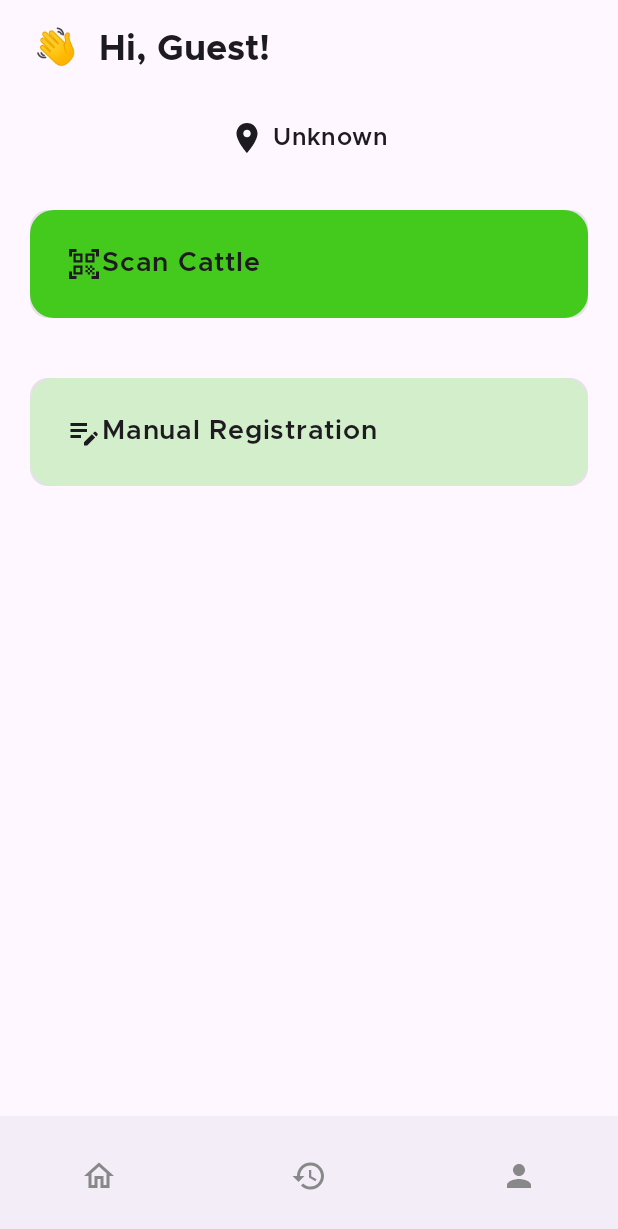
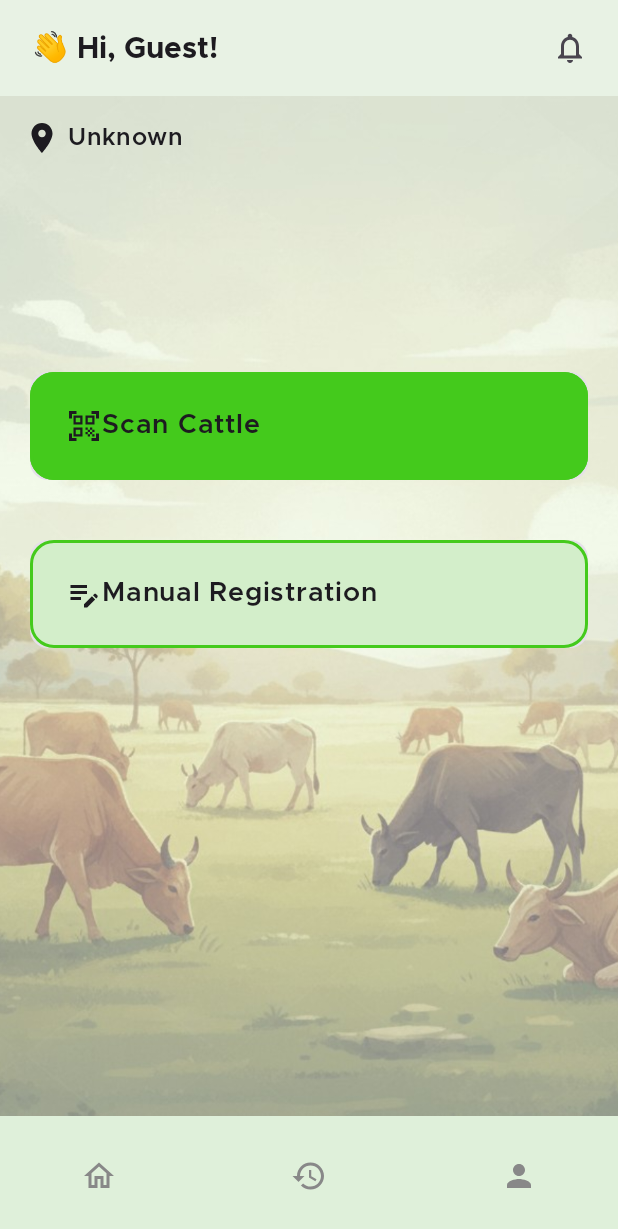
Before and after one commit to Areeb455/CattleApp, an Android app built with Jetpack Compose: the composable HomeScreen shown on its own in the app's theme, on a phone screen of 412 x 824 dp. Shown: the top 1229 px of the screen. Run offline under Robolectric (Android 15) with nearby library versions, the phone set to English and light mode, and no system bars; our stand-ins replace Dagger/Hilt's generated code.

Commit message:
fix: Major changes

```diff
--- a/app/src/main/java/com/cattlelabs/cattleapp/ui/components/ActionCard.kt
+++ b/app/src/main/java/com/cattlelabs/cattleapp/ui/components/ActionCard.kt
@@ -1,11 +1,15 @@
 package com.cattlelabs.cattleapp.ui.components
 
+import androidx.compose.foundation.BorderStroke
 import androidx.compose.foundation.background
+import androidx.compose.foundation.border
 import androidx.compose.foundation.layout.Row
 import androidx.compose.foundation.layout.fillMaxSize
 import androidx.compose.foundation.layout.padding
 import androidx.compose.foundation.shape.RoundedCornerShape
 import androidx.compose.material3.Card
+import androidx.compose.material3.CardDefaults
+import androidx.compose.material3.CardElevation
 import androidx.compose.material3.Icon
 import androidx.compose.material3.Text
 import androidx.compose.runtime.Composable
@@ -28,7 +32,9 @@ fun ActionCard(
 ) {
     Card(
         onClick = onCardClick,
-        modifier = modifier.padding(vertical = 4.dp, horizontal = 4.dp)
+        modifier = modifier
+            .padding(vertical = 4.dp, horizontal = 4.dp)
+            .border(width = 2.dp, color = Green, shape = RoundedCornerShape(16.dp)),
     ) {
         Row(
             Modifier
--- a/app/src/main/java/com/cattlelabs/cattleapp/ui/components/core/BottomNavBar.kt
+++ b/app/src/main/java/com/cattlelabs/cattleapp/ui/components/core/BottomNavBar.kt
@@ -17,7 +17,9 @@ fun BottomNavBar(
     navController: NavController,
     bottomMenu: List<BottomNavOptions>
 ) {
-    NavigationBar {
+    NavigationBar(
+        containerColor = LightGreen.copy(0.7f)
+    ) {
         val backStackEntry = navController.currentBackStackEntryAsState()
 
         bottomMenu.forEach { menuItem ->
--- a/app/src/main/java/com/cattlelabs/cattleapp/ui/components/core/TopBar.kt
+++ b/app/src/main/java/com/cattlelabs/cattleapp/ui/components/core/TopBar.kt
@@ -6,11 +6,14 @@ import androidx.compose.material3.ExperimentalMaterial3Api
 import androidx.compose.material3.MaterialTheme
 import androidx.compose.material3.Text
 import androidx.compose.material3.TopAppBar
+import androidx.compose.material3.TopAppBarDefaults
 import androidx.compose.runtime.Composable
 import androidx.compose.ui.Modifier
 import androidx.compose.ui.text.font.FontWeight
 import androidx.compose.ui.text.style.TextOverflow
 import androidx.compose.ui.unit.sp
+import com.cattlelabs.cattleapp.ui.theme.Green
+import com.cattlelabs.cattleapp.ui.theme.LightGreen
 import com.cattlelabs.cattleapp.ui.theme.metropolisFamily
 
 
@@ -27,7 +30,7 @@ fun TopBar(
             Text(
                 text = title,
                 fontFamily = metropolisFamily,
-                fontSize = 24.sp,
+                fontSize = 20.sp,
                 fontWeight = FontWeight.Bold,
                 color = MaterialTheme.colorScheme.onBackground,
                 maxLines = 1,
@@ -37,5 +40,8 @@ fun TopBar(
         navigationIcon = navigationIcon,
         actions = actions,
         modifier = modifier.fillMaxWidth(),
+        colors = TopAppBarDefaults.topAppBarColors(
+            containerColor = LightGreen.copy(alpha = 0.5f)
+        )
     )
 }
--- a/app/src/main/java/com/cattlelabs/cattleapp/ui/screens/HomeScreen.kt
+++ b/app/src/main/java/com/cattlelabs/cattleapp/ui/screens/HomeScreen.kt
@@ -1,13 +1,19 @@
 package com.cattlelabs.cattleapp.ui.screens
 
+import androidx.compose.foundation.Image
+import androidx.compose.foundation.layout.Box
 import androidx.compose.foundation.layout.PaddingValues
 import androidx.compose.foundation.layout.Row
+import androidx.compose.foundation.layout.Spacer
+import androidx.compose.foundation.layout.aspectRatio
 import androidx.compose.foundation.layout.fillMaxSize
+import androidx.compose.foundation.layout.height
 import androidx.compose.foundation.layout.padding
 import androidx.compose.foundation.lazy.LazyColumn
 import androidx.compose.material.icons.Icons
 import androidx.compose.material.icons.filled.EditNote
 import androidx.compose.material.icons.filled.LocationOn
+import androidx.compose.material.icons.filled.NotificationsNone
 import androidx.compose.material.icons.filled.QrCodeScanner
 import androidx.compose.material3.Icon
 import androidx.compose.material3.MaterialTheme
@@ -17,10 +23,13 @@ import androidx.compose.material3.Text
 import androidx.compose.runtime.Composable
 import androidx.compose.ui.Alignment
 import androidx.compose.ui.Modifier
+import androidx.compose.ui.layout.ContentScale
+import androidx.compose.ui.res.painterResource
 import androidx.compose.ui.text.font.FontWeight
 import androidx.compose.ui.unit.dp
 import androidx.hilt.navigation.compose.hiltViewModel
 import androidx.navigation.NavController
+import com.cattlelabs.cattleapp.R
 import com.cattlelabs.cattleapp.navigation.BottomNavOptions.Companion.bottomNavOptions
 import com.cattlelabs.cattleapp.navigation.CattleAppScreens
 import com.cattlelabs.cattleapp.ui.components.ActionCard
@@ -42,7 +51,17 @@ fun HomeScreen(
 
     Scaffold(
         topBar = {
-            TopBar(title = " 👋  Hi, $displayName!")
+            TopBar(
+                title = " 👋 Hi, $displayName!",
+                actions = {
+                    Icon(
+                        imageVector = Icons.Default.NotificationsNone,
+                        contentDescription = null,
+                        modifier = Modifier.padding(horizontal = 16.dp)
+                    )
+                }
+            )
+
         },
         bottomBar = {
             BottomNavBar(navController = navController, bottomMenu = bottomNavOptions)
@@ -55,10 +74,23 @@ fun HomeScreen(
             color = MaterialTheme.colorScheme.background,
         ) {
 
+            Box {
+
+                Image(
+                    painter = painterResource(R.drawable.bg1),
+                    contentDescription = null,
+                    modifier = Modifier
+
+                        .fillMaxSize(),
+                    contentScale = ContentScale.Crop,
+
+
+                )
+
                 LazyColumn(
                     modifier = Modifier.fillMaxSize(),
                     contentPadding = PaddingValues(bottom = 16.dp),
-                horizontalAlignment = Alignment.CenterHorizontally
+                    horizontalAlignment = Alignment.Start
                 ) {
                     item {
                         Row(
@@ -71,6 +103,11 @@ fun HomeScreen(
                                 fontWeight = FontWeight.SemiBold
                             )
                         }
+
+                        Spacer(
+                            modifier = Modifier.height(108.dp)
+                        )
+
                     }
 
                     item {
@@ -99,3 +136,4 @@ fun HomeScreen(
             }
         }
     }
+}
```
Lines whose indentation alone changed are shown as unchanged.
